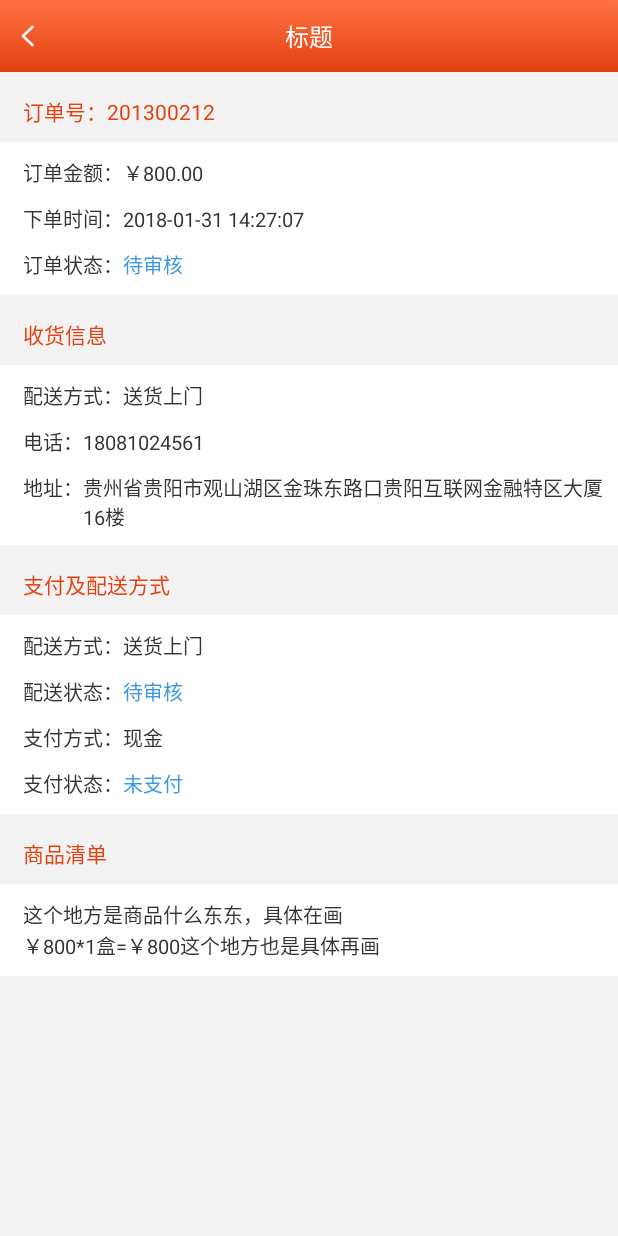
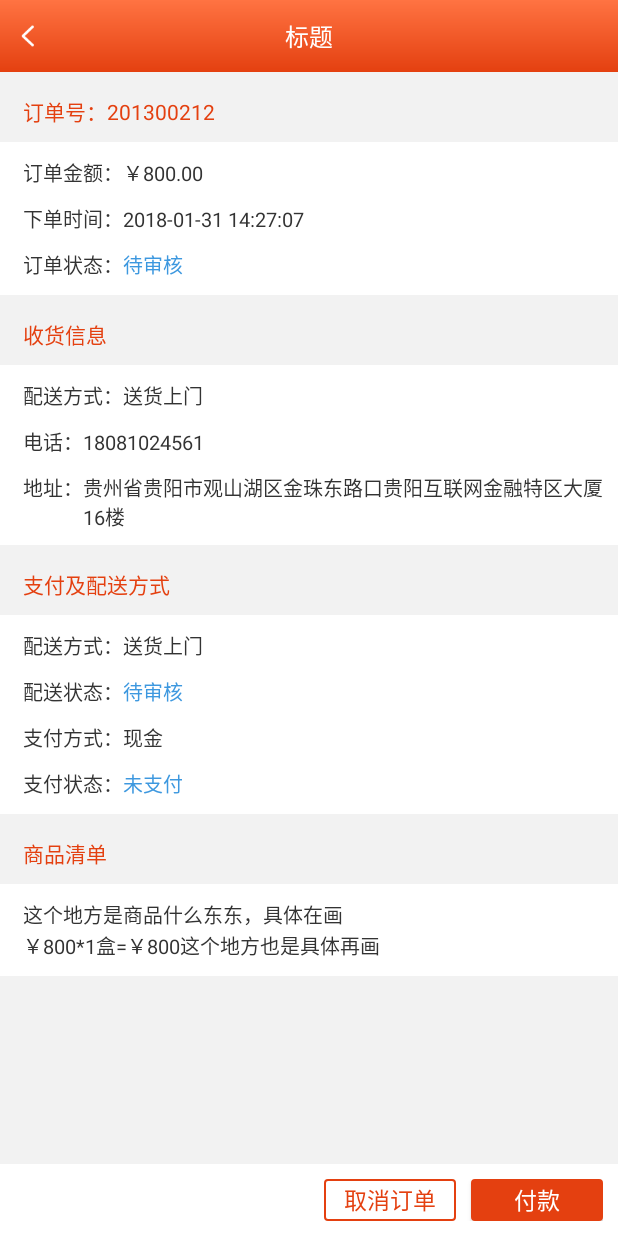
Before and after one commit to chenyx886/busilinq, an Android app: the layout activity_my_orders_detail.xml on its own in the app's theme, with its tools: preview values and no code run, on a phone screen of 412 x 824 dp. Run offline under Robolectric (Android 15) with nearby library versions, the phone set to English and light mode, and no system bars.

Commit message:
我的订单界面修改

```diff
--- /dev/null
+++ b/app/src/main/res/drawable/btn_e44010_frame_e44010_rad5.xml
@@ -0,0 +1,15 @@
+<?xml version="1.0" encoding="utf-8"?>
+<layer-list xmlns:android="http://schemas.android.com/apk/res/android">
+
+    <item>
+        <shape android:shape="rectangle">
+            <solid android:color="@color/color_e44010" />
+            <stroke
+                android:width="@dimen/len_1"
+                android:color="@color/color_e44010" />
+
+            <corners android:radius="@dimen/len_2" />
+        </shape>
+    </item>
+
+</layer-list>
--- a/app/src/main/res/layout/activity_my_orders_detail.xml
+++ b/app/src/main/res/layout/activity_my_orders_detail.xml
@@ -1,17 +1,20 @@
 <?xml version="1.0" encoding="utf-8"?>
-<ScrollView xmlns:android="http://schemas.android.com/apk/res/android"
+<LinearLayout xmlns:android="http://schemas.android.com/apk/res/android"
     android:layout_width="match_parent"
     android:layout_height="match_parent"
     android:background="@color/body_bg"
     android:fitsSystemWindows="true"
     android:orientation="vertical">
 
+    <include layout="@layout/include_header_layout" />
+    <ScrollView
+    android:layout_width="match_parent"
+    android:layout_height="wrap_content"
+    android:layout_weight="1">
         <LinearLayout
             android:layout_width="match_parent"
             android:layout_height="match_parent"
             android:orientation="vertical">
-
-        <include layout="@layout/include_header_layout" />
 
             <LinearLayout
                 android:layout_width="match_parent"
@@ -326,3 +329,31 @@
             </LinearLayout>
         </LinearLayout>
 </ScrollView>
+    <LinearLayout
+            android:layout_width="match_parent"
+            android:layout_height="wrap_content"
+            android:layout_marginTop="@dimen/len_10"
+            android:background="@color/white"
+            android:gravity="right"
+            android:orientation="horizontal"
+            android:padding="@dimen/len_10">
+
+            <Button
+                android:id="@+id/order_again_btn"
+                android:layout_width="wrap_content"
+                android:layout_height="@dimen/len_28"
+                android:background="@drawable/btn_e44010_rad5"
+                android:text="取消订单"
+                android:textColor="@color/color_e44010"
+                android:textSize="@dimen/text_size15" />
+
+            <Button
+                android:layout_width="wrap_content"
+                android:layout_height="@dimen/len_28"
+                android:layout_marginLeft="@dimen/len_10"
+                android:background="@drawable/btn_e44010_frame_e44010_rad5"
+                android:text="付款"
+                android:textColor="@color/white"
+                android:textSize="@dimen/text_size15" />
+        </LinearLayout>
+</LinearLayout>
```
Lines whose indentation alone changed are shown as unchanged.
